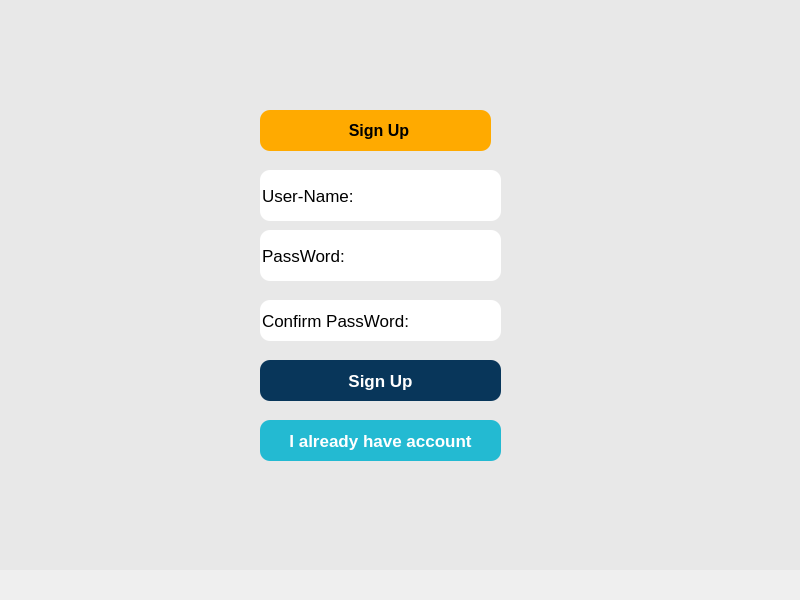
Qt form ui/register.ui (xbinh47/PTA_TungNam_DaiKhang) before a commit.
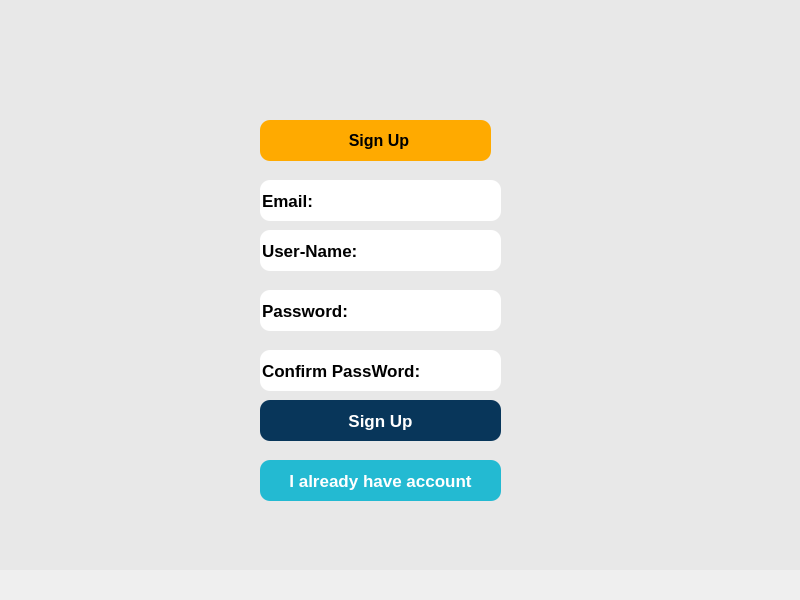
The same form after that commit. Icons and pictures are not drawn.

Diff of the .ui file:
```diff
--- a/ui/register.ui
+++ b/ui/register.ui
@@ -35,7 +35,7 @@
      <property name="geometry">
       <rect>
        <x>260</x>
-       <y>140</y>
+       <y>150</y>
        <width>231</width>
        <height>41</height>
       </rect>
@@ -55,40 +55,19 @@
       <string>                    Sign Up</string>
      </property>
     </widget>
-    <widget class="QLineEdit" name="username">
-     <property name="geometry">
-      <rect>
-       <x>260</x>
-       <y>200</y>
-       <width>241</width>
-       <height>51</height>
-      </rect>
-     </property>
-     <property name="font">
-      <font>
-       <pointsize>13</pointsize>
-      </font>
-     </property>
-     <property name="styleSheet">
-      <string notr="true">border-radius: 10px ;
-background-color: rgb(255, 255, 255) ;</string>
-     </property>
-     <property name="text">
-      <string>User-Name:</string>
-     </property>
-    </widget>
-    <widget class="QLineEdit" name="lineEdit">
+    <widget class="QLineEdit" name="btnusername">
      <property name="geometry">
       <rect>
        <x>260</x>
        <y>260</y>
        <width>241</width>
-       <height>51</height>
+       <height>41</height>
       </rect>
      </property>
      <property name="font">
       <font>
        <pointsize>13</pointsize>
+       <bold>true</bold>
       </font>
      </property>
      <property name="styleSheet">
@@ -96,14 +75,14 @@
 background-color: rgb(255, 255, 255) ;</string>
      </property>
      <property name="text">
-      <string>PassWord:</string>
+      <string>User-Name:</string>
      </property>
     </widget>
     <widget class="QLineEdit" name="lineEdit_2">
      <property name="geometry">
       <rect>
        <x>260</x>
-       <y>330</y>
+       <y>320</y>
        <width>241</width>
        <height>41</height>
       </rect>
@@ -111,6 +90,30 @@
      <property name="font">
       <font>
        <pointsize>13</pointsize>
+       <bold>true</bold>
+      </font>
+     </property>
+     <property name="styleSheet">
+      <string notr="true">border-radius: 10px ;
+background-color: rgb(255, 255, 255) ;</string>
+     </property>
+     <property name="text">
+      <string>Password:</string>
+     </property>
+    </widget>
+    <widget class="QLineEdit" name="btnconfirmpassword">
+     <property name="geometry">
+      <rect>
+       <x>260</x>
+       <y>380</y>
+       <width>241</width>
+       <height>41</height>
+      </rect>
+     </property>
+     <property name="font">
+      <font>
+       <pointsize>13</pointsize>
+       <bold>true</bold>
       </font>
      </property>
      <property name="styleSheet">
@@ -125,7 +128,7 @@
      <property name="geometry">
       <rect>
        <x>260</x>
-       <y>390</y>
+       <y>430</y>
        <width>241</width>
        <height>41</height>
       </rect>
@@ -149,7 +152,7 @@
      <property name="geometry">
       <rect>
        <x>260</x>
-       <y>450</y>
+       <y>490</y>
        <width>241</width>
        <height>41</height>
       </rect>
@@ -172,8 +175,8 @@
     <widget class="QLabel" name="label">
      <property name="geometry">
       <rect>
-       <x>330</x>
-       <y>40</y>
+       <x>320</x>
+       <y>50</y>
        <width>100</width>
        <height>100</height>
       </rect>
@@ -188,6 +191,29 @@
       <bool>true</bool>
      </property>
     </widget>
+    <widget class="QLineEdit" name="btnemail">
+     <property name="geometry">
+      <rect>
+       <x>260</x>
+       <y>210</y>
+       <width>241</width>
+       <height>41</height>
+      </rect>
+     </property>
+     <property name="font">
+      <font>
+       <pointsize>13</pointsize>
+       <bold>true</bold>
+      </font>
+     </property>
+     <property name="styleSheet">
+      <string notr="true">border-radius: 10px ;
+background-color: rgb(255, 255, 255) ;</string>
+     </property>
+     <property name="text">
+      <string>Email:</string>
+     </property>
+    </widget>
    </widget>
   </widget>
  </widget>
```
Left out of the diff: 2 changed lines with no effect on the pictures.
